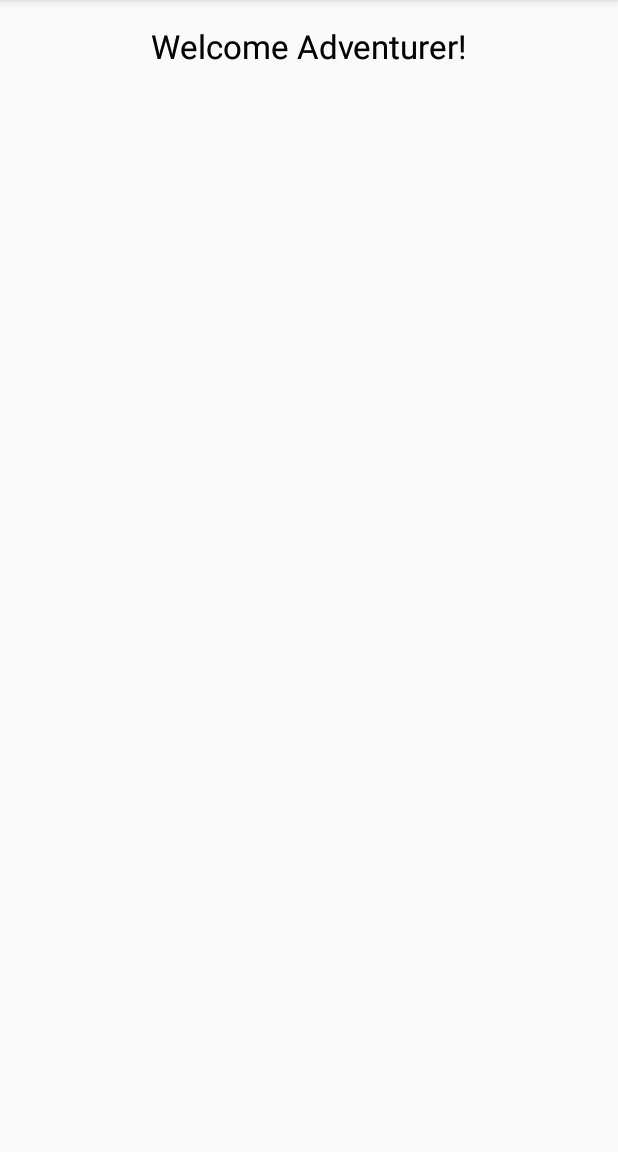
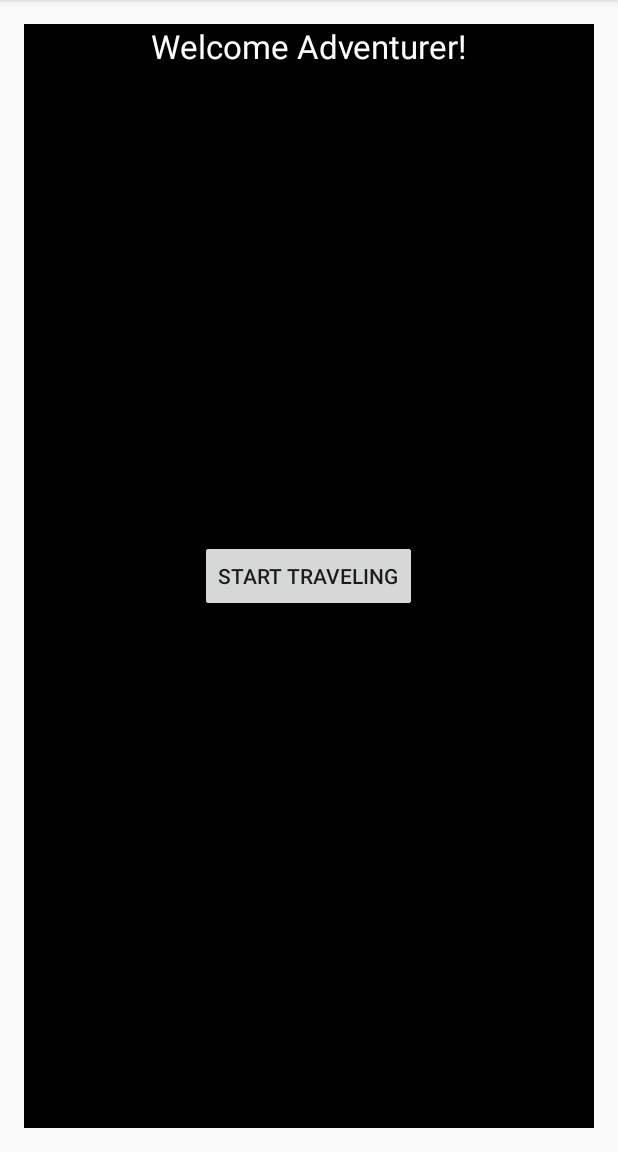
Before and after one commit to agustinglobant/ChooseYourOwnAdventure, an Android app: the fragment StartFragment placed in its activity, on a phone screen of 412 x 824 dp, the part 84-1236 px from its top. Run offline under Robolectric (Android 15) with nearby library versions, the phone set to English and light mode, and no system bars.

Commit message:
Start traveling button added.

```diff
--- a/src/main/res/layout/fragment_start.xml
+++ b/src/main/res/layout/fragment_start.xml
@@ -1,7 +1,8 @@
 <FrameLayout xmlns:android="http://schemas.android.com/apk/res/android"
     xmlns:tools="http://schemas.android.com/tools" android:layout_width="match_parent"
     android:layout_height="match_parent"
-    tools:context="co.mobilemakers.chooseyourownadventure.StartFragment">
+    tools:context="co.mobilemakers.chooseyourownadventure.StartFragment"
+    android:background="#ff000000">
 
     <!-- TODO: Update blank fragment layout -->
 
@@ -11,5 +12,14 @@
         android:textAppearance="?android:attr/textAppearanceLarge"
         android:text="@string/welcome_message"
         android:id="@+id/welcom_message"
-        android:layout_gravity="center_horizontal" />
+        android:layout_gravity="center_horizontal"
+        android:textColor="#FFFFFF" />
+
+    <Button
+        android:layout_width="wrap_content"
+        android:layout_height="wrap_content"
+        android:text="@string/button_start_traveling"
+        android:id="@+id/button_start_traveling"
+        android:layout_gravity="center" />
+
 </FrameLayout>
--- a/src/main/res/values/strings.xml
+++ b/src/main/res/values/strings.xml
@@ -5,5 +5,6 @@
     <string name="action_settings">Settings</string>
     <string name="hello_blank_fragment">Hello blank fragment</string>
     <string name="welcome_message">Welcome Adventurer!</string>
+    <string name="button_start_traveling">Start traveling</string>
 
 </resources>
```
